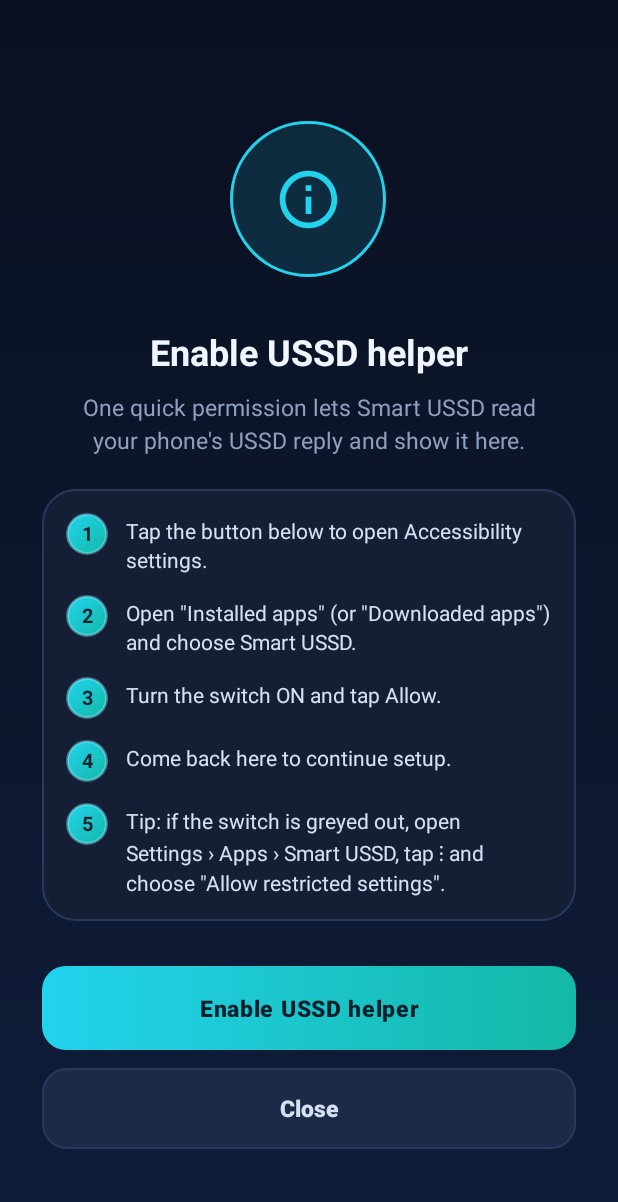
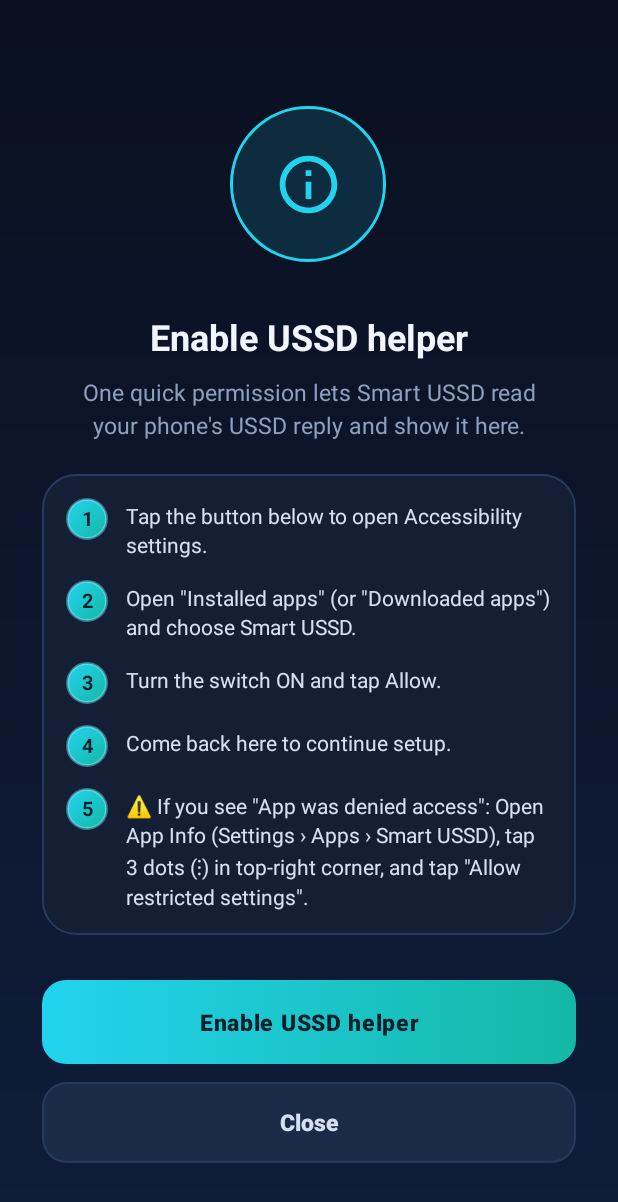
Before and after one commit to sohan-parves/SmartUSSD, an Android app: the screen it shows after launch (MainActivity), on a phone screen of 412 x 824 dp. Shown: the top 1202 px of the screen. Run offline under Robolectric (Android 15) with nearby library versions, the phone set to English and light mode, and no system bars.

Commit message:
Add fix and guide for Android 13+ App was denied access (restricted settings)

```diff
--- a/app/src/main/java/com/sohan/smartussd/ui/ResponsePanel.java
+++ b/app/src/main/java/com/sohan/smartussd/ui/ResponsePanel.java
@@ -139,13 +139,10 @@ public class ResponsePanel {
                 null,
                 new String[] {
                         "Tap the button below to open Accessibility settings.",
-                        "Open \"Installed apps\" (or \"Downloaded apps\") and "
-                                + "choose Smart USSD.",
+                        "Open \"Installed apps\" (or \"Downloaded apps\") and choose Smart USSD.",
                         "Turn the switch ON and tap Allow.",
                         "Come back here to continue setup.",
-                        "Tip: if the switch is greyed out, open Settings › Apps › "
-                                + "Smart USSD, tap ⋮ and choose \"Allow restricted "
-                                + "settings\"."
+                        "⚠️ If you see \"App was denied access\": Open App Info (Settings › Apps › Smart USSD), tap 3 dots (⋮) in top-right corner, and tap \"Allow restricted settings\"."
                 },
                 "Enable USSD helper",
                 openSettings,
```
Also changed, not shown: app/src/main/java/com/sohan/smartussd/MainActivity.java (+23 -0 lines), app/src/main/res/layout/dialog_settings.xml (+13 -0 lines).
